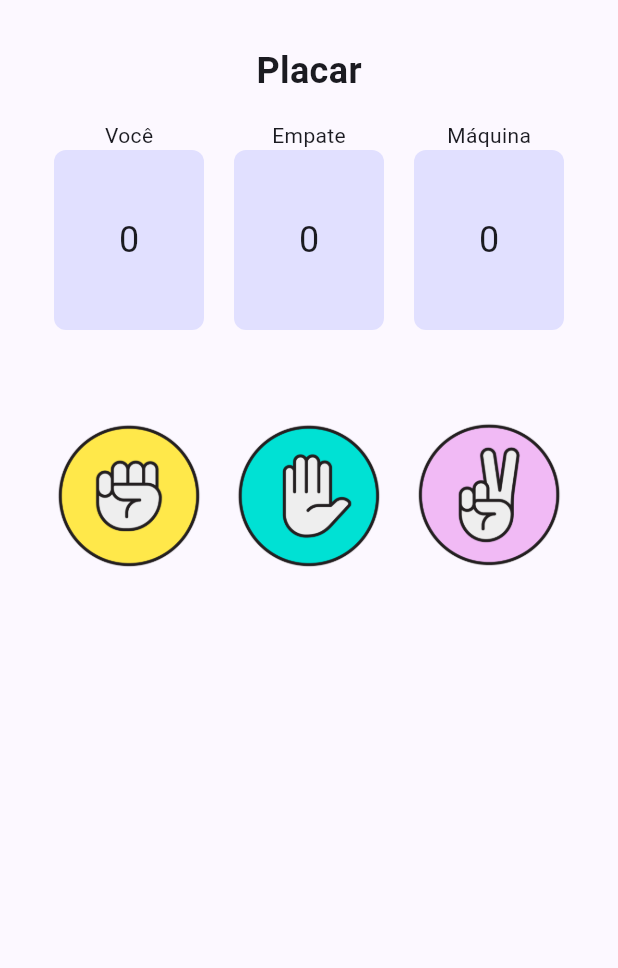
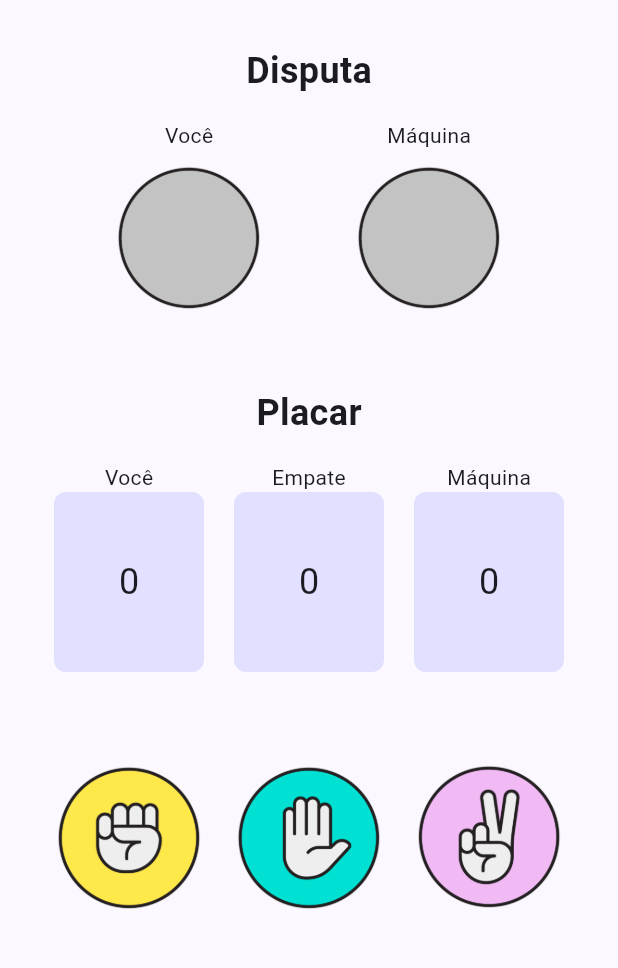
Before and after one commit to BrenoTonini/jokenpo-app, a Flutter app: the screen it shows after launch, on a phone screen of 412 x 824 dp, the part 63-1031 px from its top. Run offline on Flutter 3.47's test engine with Material 3 defaults, Android fonts, the phone set to English and light mode, and no system bars.

Commit message:
correção

```diff
--- a/lib/screens/game_screen.dart
+++ b/lib/screens/game_screen.dart
@@ -2,6 +2,7 @@ import 'package:flutter/material.dart';
 import '../models/game_logic.dart';
 import '../widgets/score_board.dart';
 import '../widgets/game_options.dart';
+import '../widgets/game_result.dart'; // Importando o novo widget
 
 class GameScreen extends StatefulWidget {
   const GameScreen({super.key});
@@ -35,6 +36,7 @@ class _GameScreenState extends State<GameScreen> {
         padding: const EdgeInsets.all(16.0),
         child: Column(
           children: [
+            GameResult(gameLogic: _gameLogic),
             ScoreBoard(gameLogic: _gameLogic),
             GameOptions(onPlay: _play),
           ],
--- /dev/null
+++ b/lib/widgets/game_result.dart
@@ -0,0 +1,53 @@
+import 'package:flutter/material.dart';
+import '../models/game_logic.dart';
+
+class GameResult extends StatelessWidget {
+  final GameLogic gameLogic;
+
+  const GameResult({super.key, required this.gameLogic});
+
+  @override
+  Widget build(BuildContext context) {
+    return Column(
+      children: [
+        const Text(
+          'Disputa',
+          style: TextStyle(fontSize: 24, fontWeight: FontWeight.bold),
+        ),
+        const SizedBox(height: 16),
+        Row(
+          mainAxisAlignment: MainAxisAlignment.spaceEvenly,
+          children: [
+            Column(
+              children: [
+                const Text('Você'),
+                const SizedBox(height: 8),
+                Image.asset(
+                  gameLogic.playerChoice.isEmpty ? 'assets/images/indefinido.png' :
+                  'assets/images/${gameLogic.playerChoice}.png',
+                  width: 100,
+                  height: 100,
+                  errorBuilder: (context, error, stackTrace) => const Icon(Icons.question_mark, size: 80),
+                ),
+              ],
+            ),
+            Column(
+              children: [
+                const Text('Máquina'),
+                const SizedBox(height: 8),
+                Image.asset(
+                  gameLogic.machineChoice.isEmpty ? 'assets/images/indefinido.png' :
+                  'assets/images/${gameLogic.machineChoice}.png',
+                  width: 100,
+                  height: 100,
+                  errorBuilder: (context, error, stackTrace) => const Icon(Icons.question_mark, size: 80),
+                ),
+              ],
+            ),
+          ],
+        ),
+        const SizedBox(height: 50),
+      ],
+    );
+  }
+}
```
